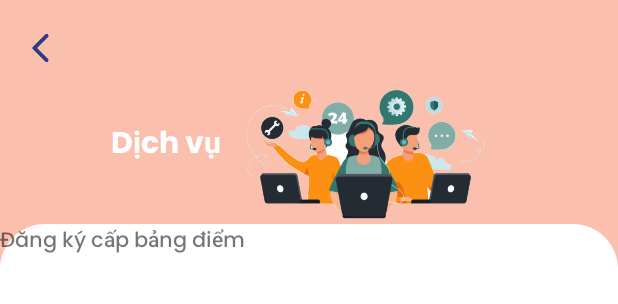
After one commit to tamnguyen050203/ap_poly, an Android app: the layout activity_service.xml on its own in the app's theme, with its tools: preview values and no code run, on a phone screen of 412 x 824 dp. The commit adds this screen. Shown: the top 304 px of the screen. Run offline under Robolectric (Android 15) with nearby library versions, the phone set to English and light mode, and no system bars.

Commit message:
fix: update code

```diff
--- a/app/app/src/main/java/com/example/myfpl/ui/activities/ExtensionScreen.java
+++ b/app/app/src/main/java/com/example/myfpl/ui/activities/ExtensionScreen.java
@@ -29,4 +29,9 @@ public class ExtensionScreen extends AppCompatActivity {
         startActivity(intent);
         finish();
     }
+    public void onClickServiceScreen(View view){
+        Intent intent = new Intent(ExtensionScreen.this, SplashScreen.class);
+        startActivity(intent);
+        finish();
+    }
 }
--- /dev/null
+++ b/app/app/src/main/java/com/example/myfpl/ui/activities/ServiceActivity.java
@@ -0,0 +1,26 @@
+package com.example.myfpl.ui.activities;
+
+import androidx.appcompat.app.AppCompatActivity;
+
+import android.os.Bundle;
+
+import com.example.myfpl.R;
+import com.example.myfpl.databinding.ActivityExtensionScreenBinding;
+import com.example.myfpl.databinding.ActivityServiceBinding;
+
+public class ServiceActivity extends AppCompatActivity {
+
+    private ActivityServiceBinding binding;
+    @Override
+    protected void onCreate(Bundle savedInstanceState) {
+        super.onCreate(savedInstanceState);
+        setContentView(R.layout.activity_service);
+
+        binding = ActivityServiceBinding.inflate(getLayoutInflater());
+        setContentView(binding.getRoot());
+        init();
+    }
+    public void init(){
+
+    }
+}
--- /dev/null
+++ b/app/app/src/main/res/drawable/border_linear_sevice.xml
@@ -0,0 +1,8 @@
+<?xml version="1.0" encoding="utf-8"?>
+<shape xmlns:android="http://schemas.android.com/apk/res/android">
+    <corners
+        android:topRightRadius="30dp"
+        android:topLeftRadius="30dp" />
+    <solid
+        android:color="@color/white"/>
+</shape>
--- a/app/app/src/main/res/layout/activity_extension_screen.xml
+++ b/app/app/src/main/res/layout/activity_extension_screen.xml
@@ -76,7 +76,7 @@
                     android:layout_width="142sp"
                     android:layout_height="169sp"
                     android:gravity="center"
-                    android:onClick="onBack"
+                    android:onClick="onClickServiceScreen"
                     android:clickable="true"
                     android:layout_gravity="center"
                     android:orientation="vertical"
--- /dev/null
+++ b/app/app/src/main/res/layout/activity_service.xml
@@ -0,0 +1,59 @@
+<?xml version="1.0" encoding="utf-8"?>
+<RelativeLayout xmlns:android="http://schemas.android.com/apk/res/android"
+    xmlns:tools="http://schemas.android.com/tools"
+    android:layout_width="match_parent"
+    android:layout_height="match_parent"
+    android:background="@color/red_light_50"
+    tools:context=".ui.activities.ServiceActivity">
+
+    <View
+        android:layout_width="24sp"
+        android:layout_height="24sp"
+        android:layout_marginTop="20dp"
+        android:layout_marginStart="15dp"
+        android:background="@drawable/ic_extension_back"
+        />
+
+    <LinearLayout
+        android:layout_width="match_parent"
+        android:layout_height="match_parent"
+        android:orientation="vertical">
+
+    <LinearLayout
+        android:layout_width="match_parent"
+        android:layout_height="wrap_content"
+        android:gravity="center"
+        android:layout_marginTop="45dp"
+        android:orientation="horizontal"
+        tools:ignore="UseCompoundDrawables">
+        <TextView
+            android:layout_width="wrap_content"
+            android:layout_height="wrap_content"
+            android:text="Dịch vụ"
+            android:textSize="20sp"
+            android:textColor="@color/white"
+            android:fontFamily="@font/poppins_bold"
+            />
+        <ImageView
+            android:layout_width="190sp"
+            android:layout_height="104sp"
+            android:background="@drawable/img_sevice"/>
+    </LinearLayout>
+
+    <LinearLayout
+        android:layout_width="match_parent"
+        android:layout_height="match_parent"
+        android:background="@drawable/border_linear_sevice"
+        android:orientation="vertical">
+        <TextView
+            android:layout_width="wrap_content"
+            android:layout_height="wrap_content"
+            android:text="Đăng ký cấp bảng điểm"
+            android:textSize="14sp"
+            android:fontFamily="@font/poppins_medium"
+            />
+
+    </LinearLayout>
+
+    </LinearLayout>
+</RelativeLayout>
--- a/app/app/src/main/res/values/colors.xml
+++ b/app/app/src/main/res/values/colors.xml
@@ -27,6 +27,7 @@
     <color name="aqua_20">#3373BAFC</color>
     <color name="red_light">#EC4310</color>
     <color name="red_light_20">#33F88C6B</color>
+    <color name="red_light_50">#FBBFAD</color>
     <color name="green_light">#61C571</color>
     <color name="green_light_20">#3361C571</color>
     <color name="orange">#FB8232</color>
```
Also changed, not shown: app/app/src/main/res/drawable/img_sevice.png (added).
